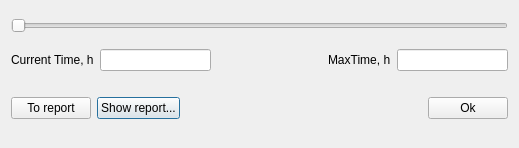
First picture: the form in FormAboCalc.ui, repository znseday/snnoro, before the edit.
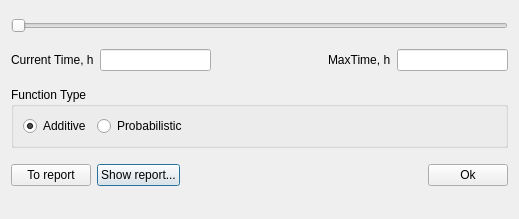
Second picture: the form after the edit.

Commit message: Probabilictic added for MyConfig::CalcAccessRateForAbos

```diff
--- a/FormAboCalc.ui
+++ b/FormAboCalc.ui
@@ -7,13 +7,13 @@
     <x>0</x>
     <y>0</y>
     <width>519</width>
-    <height>148</height>
+    <height>219</height>
    </rect>
   </property>
   <property name="windowTitle">
    <string>Dialog</string>
   </property>
-  <layout class="QVBoxLayout" name="verticalLayout" stretch="0,0,0,0">
+  <layout class="QVBoxLayout" name="verticalLayout" stretch="0,0,0,0,0">
    <property name="sizeConstraint">
     <enum>QLayout::SetMinimumSize</enum>
    </property>
@@ -73,6 +73,45 @@
      </item>
     </layout>
    </item>
+   <item>
+    <widget class="QGroupBox" name="groupBox">
+     <property name="title">
+      <string>Function Type</string>
+     </property>
+     <layout class="QHBoxLayout" name="horizontalLayout_3">
+      <item>
+       <widget class="QRadioButton" name="rbAdditive">
+        <property name="text">
+         <string>Additive</string>
+        </property>
+        <property name="checked">
+         <bool>true</bool>
+        </property>
+       </widget>
+      </item>
+      <item>
+       <widget class="QRadioButton" name="rbProbabilistic">
+        <property name="text">
+         <string>Probabilistic</string>
+        </property>
+       </widget>
+      </item>
+      <item>
+       <spacer name="horizontalSpacer_3">
+        <property name="orientation">
+         <enum>Qt::Horizontal</enum>
+        </property>
+        <property name="sizeHint" stdset="0">
+         <size>
+          <width>40</width>
+          <height>20</height>
+         </size>
+        </property>
+       </spacer>
+      </item>
+     </layout>
+    </widget>
+   </item>
    <item>
     <layout class="QHBoxLayout" name="horizontalLayout">
      <property name="topMargin">
```
The commit also changes 13 other files.
